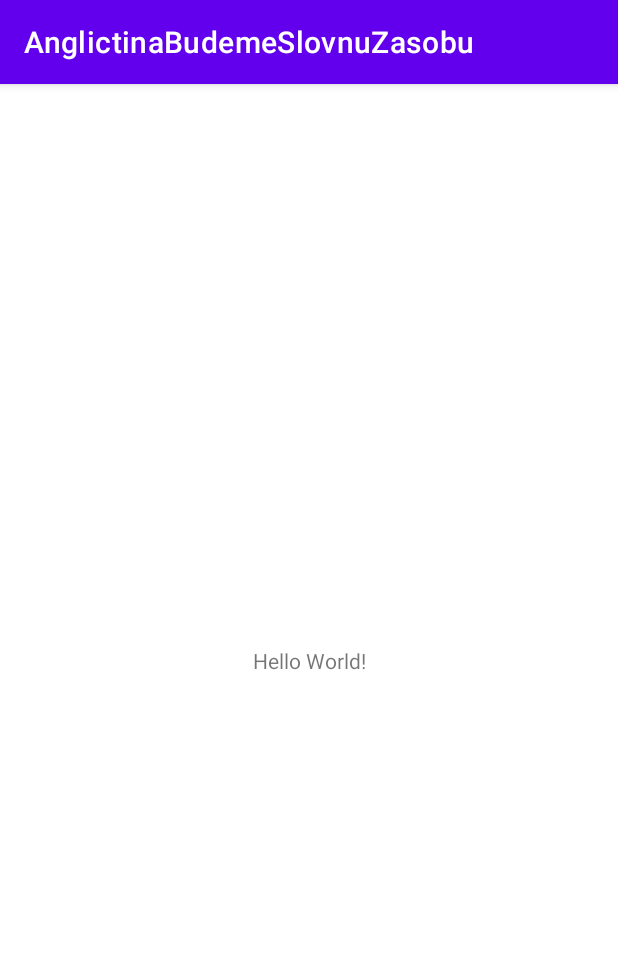
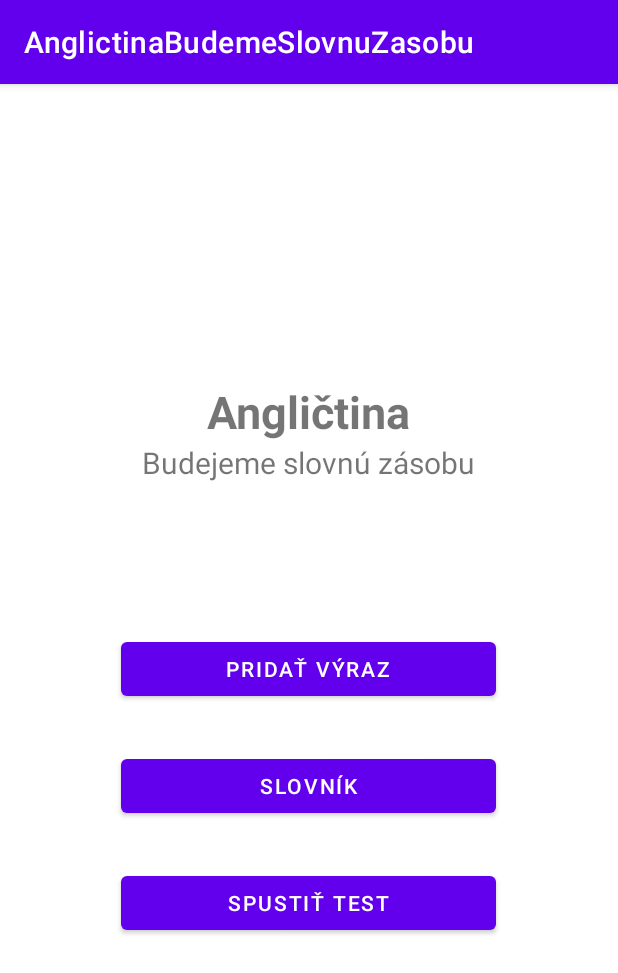
Before and after one commit to Bviazanica/Anglictina, an Android app: the screen it shows after launch (MainActivity), on a phone screen of 412 x 824 dp. Shown: the top 973 px of the screen. Run offline under Robolectric (Android 15) with nearby library versions, the phone set to English and light mode, and no system bars.

Commit message:
initial design of layouts & some strings

```diff
--- a/app/src/main/AndroidManifest.xml
+++ b/app/src/main/AndroidManifest.xml
@@ -9,6 +9,10 @@
         android:roundIcon="@mipmap/ic_launcher_round"
         android:supportsRtl="true"
         android:theme="@style/Theme.AnglictinaBudemeSlovnuZasobu">
+        <activity android:name=".StartTesting"></activity>
+        <activity android:name=".CategoryContent" />
+        <activity android:name=".Vocabulary" />
+        <activity android:name=".AddExpression" />
         <activity android:name=".MainActivity">
             <intent-filter>
                 <action android:name="android.intent.action.MAIN" />
--- a/app/src/main/java/com/bviazanica/anglictinabudemeslovnuzasobu/MainActivity.java
+++ b/app/src/main/java/com/bviazanica/anglictinabudemeslovnuzasobu/MainActivity.java
@@ -10,5 +10,11 @@ public class MainActivity extends AppCompatActivity {
     protected void onCreate(Bundle savedInstanceState) {
         super.onCreate(savedInstanceState);
         setContentView(R.layout.activity_main);
+
+        //pridaj slovo => Add expression => modal na kategoriu
+
+        //MOJ SLOVNIK => Vocabulary, po klik na kategoriu => CategoryContent
+
+        //START TESTING bude mat dialog na výber ENG -> SVK ; SVK -> ENG a potom => StartTestingActivity
     }
 }
--- a/app/src/main/res/layout/activity_main.xml
+++ b/app/src/main/res/layout/activity_main.xml
@@ -1,18 +1,59 @@
 <?xml version="1.0" encoding="utf-8"?>
-<androidx.constraintlayout.widget.ConstraintLayout xmlns:android="http://schemas.android.com/apk/res/android"
-    xmlns:app="http://schemas.android.com/apk/res-auto"
+<RelativeLayout xmlns:android="http://schemas.android.com/apk/res/android"
     xmlns:tools="http://schemas.android.com/tools"
     android:layout_width="match_parent"
     android:layout_height="match_parent"
-    tools:context=".MainActivity">
+    tools:context=".MainActivity"
+    android:gravity="center"
+    android:id="@+id/main_page">
 
     <TextView
+        android:id="@+id/app_title_txt"
         android:layout_width="wrap_content"
         android:layout_height="wrap_content"
-        android:text="Hello World!"
-        app:layout_constraintBottom_toBottomOf="parent"
-        app:layout_constraintLeft_toLeftOf="parent"
-        app:layout_constraintRight_toRightOf="parent"
-        app:layout_constraintTop_toTopOf="parent" />
+        android:layout_centerInParent="true"
+        android:textSize="30sp"
+        android:textStyle="bold"
+        android:text="@string/app_title"
+        />
+    <TextView
+        android:id="@+id/build_vocabulary_txt"
+        android:layout_width="wrap_content"
+        android:layout_height="wrap_content"
+        android:layout_centerInParent="true"
+        android:layout_below="@id/app_title_txt"
+        android:textSize="20sp"
+        android:text="@string/build_vocabulary"
+        />
 
-</androidx.constraintlayout.widget.ConstraintLayout>
+    <Button
+        android:id="@+id/add_expression_btn"
+        android:layout_width="wrap_content"
+        android:layout_height="wrap_content"
+        android:layout_marginBottom="30sp"
+        android:minWidth="250sp"
+        android:layout_below="@id/build_vocabulary_txt"
+        android:layout_centerInParent="true"
+        android:layout_marginTop="100sp"
+        android:text="@string/add_expression" />
+
+    <Button
+        android:id="@+id/vocabulary_btn"
+        android:layout_width="wrap_content"
+        android:layout_height="wrap_content"
+        android:layout_below="@id/add_expression_btn"
+        android:layout_marginBottom="30sp"
+        android:minWidth="250sp"
+        android:layout_centerInParent="true"
+        android:text="@string/vocabulary" />
+
+    <Button
+        android:id="@+id/start_test_btn"
+        android:layout_width="wrap_content"
+        android:layout_height="wrap_content"
+        android:layout_below="@id/vocabulary_btn"
+        android:layout_centerInParent="true"
+        android:minWidth="250sp"
+        android:text="@string/start_test" />
+
+</RelativeLayout>
--- a/app/src/main/res/values/strings.xml
+++ b/app/src/main/res/values/strings.xml
@@ -1,3 +1,14 @@
 <resources>
     <string name="app_name">AnglictinaBudemeSlovnuZasobu</string>
+    <string name="add_expression">Pridať výraz</string>
+    <string name="app_title">Angličtina</string>
+    <string name="vocabulary">Slovník</string>
+    <string name="start_test">Spustiť test</string>
+    <string name="build_vocabulary">Budejeme slovnú zásobu</string>
+    <string name="expression_hint">Fráza po anglicky</string>
+    <string name="translation_hint">Preklad</string>
+    <string name="add_btn">Pridať</string>
+    <string name="plus_txt">+</string>
+    <string name="category_list">Zoznam kategórií</string>
+    <string name="category">Kategória</string>
 </resources>
```
Also changed, not shown: app/src/main/java/com/bviazanica/anglictinabudemeslovnuzasobu/AddExpression.java (added, +18 -0 lines), app/src/main/java/com/bviazanica/anglictinabudemeslovnuzasobu/CategoryContent.java (added, +16 -0 lines), app/src/main/java/com/bviazanica/anglictinabudemeslovnuzasobu/StartTesting.java (added, +15 -0 lines), app/src/main/java/com/bviazanica/anglictinabudemeslovnuzasobu/Vocabulary.java (added, +14 -0 lines), app/src/main/res/layout/activity_add_expression.xml (added, +84 -0 lines), app/src/main/res/layout/activity_category_content.xml (added, +30 -0 lines), app/src/main/res/layout/activity_start_testing.xml (added, +72 -0 lines), app/src/main/res/layout/activity_vocabulary.xml (added, +30 -0 lines), app/src/main/res/layout/category_item.xml (added, +31 -0 lines), 1 other file.
